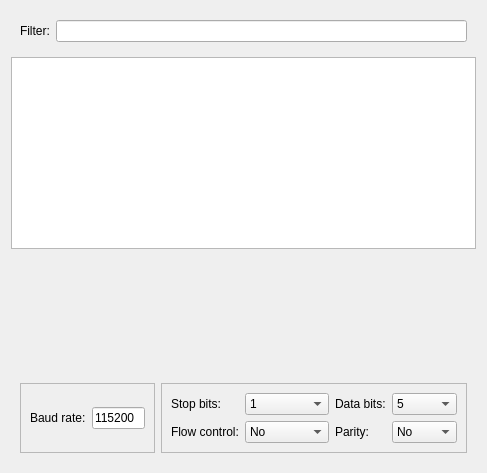
First picture: the form in serialscanner.ui, repository Enem-20/CGS, before the edit.
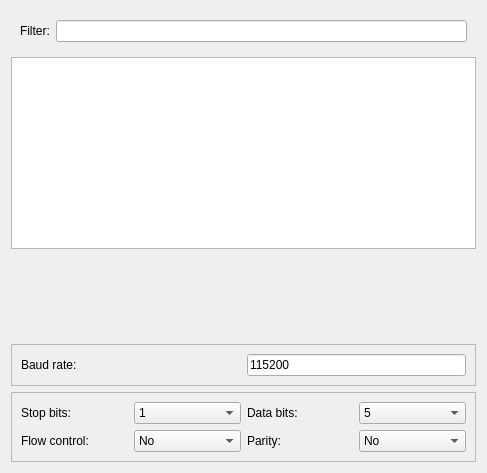
Second picture: the form after the edit.

Patch:
```diff
--- a/serialscanner.ui
+++ b/serialscanner.ui
@@ -10,52 +10,49 @@
     <height>473</height>
    </rect>
   </property>
+  <property name="sizePolicy">
+   <sizepolicy hsizetype="Preferred" vsizetype="Expanding">
+    <horstretch>0</horstretch>
+    <verstretch>0</verstretch>
+   </sizepolicy>
+  </property>
   <property name="windowTitle">
    <string>Form</string>
   </property>
   <layout class="QGridLayout" name="gridLayout">
-   <item row="3" column="0">
-    <widget class="QFrame" name="frame">
+   <item row="2" column="0">
+    <spacer name="verticalSpacer">
+     <property name="orientation">
+      <enum>Qt::Orientation::Vertical</enum>
+     </property>
+     <property name="sizeHint" stdset="0">
+      <size>
+       <width>20</width>
+       <height>40</height>
+      </size>
+     </property>
+    </spacer>
+   </item>
+   <item row="0" column="0">
+    <widget class="QFrame" name="frame_2">
      <property name="frameShape">
       <enum>QFrame::Shape::NoFrame</enum>
      </property>
-     <layout class="QHBoxLayout" name="horizontalLayout_2">
+     <layout class="QHBoxLayout" name="horizontalLayout">
       <item>
-       <widget class="QFrame" name="frame_3">
-        <property name="frameShape">
-         <enum>QFrame::Shape::StyledPanel</enum>
-        </property>
-        <property name="frameShadow">
-         <enum>QFrame::Shadow::Raised</enum>
-        </property>
-        <layout class="QHBoxLayout" name="horizontalLayout_3">
-         <item>
-          <widget class="QLabel" name="label_2">
+       <widget class="QLabel" name="label_7">
            <property name="text">
-            <string>Baud rate:</string>
+         <string>Filter:</string>
            </property>
           </widget>
          </item>
          <item>
-          <widget class="QLineEdit" name="baudrate">
-           <property name="sizePolicy">
-            <sizepolicy hsizetype="Preferred" vsizetype="Fixed">
-             <horstretch>0</horstretch>
-             <verstretch>0</verstretch>
-            </sizepolicy>
-           </property>
-           <property name="inputMask">
-            <string/>
-           </property>
-           <property name="text">
-            <string>115200</string>
-           </property>
-          </widget>
+       <widget class="QLineEdit" name="filter"/>
          </item>
         </layout>
        </widget>
       </item>
-      <item>
+   <item row="4" column="0">
        <widget class="QFrame" name="frame_4">
         <property name="frameShape">
          <enum>QFrame::Shape::StyledPanel</enum>
@@ -195,9 +192,6 @@
         </layout>
        </widget>
       </item>
-     </layout>
-    </widget>
-   </item>
    <item row="1" column="0">
     <widget class="QListWidget" name="devices">
      <property name="sizePolicy">
@@ -208,21 +202,37 @@
      </property>
     </widget>
    </item>
-   <item row="0" column="0">
-    <widget class="QFrame" name="frame_2">
+   <item row="3" column="0">
+    <widget class="QFrame" name="frame_3">
      <property name="frameShape">
-      <enum>QFrame::Shape::NoFrame</enum>
+      <enum>QFrame::Shape::StyledPanel</enum>
      </property>
-     <layout class="QHBoxLayout" name="horizontalLayout">
+     <property name="frameShadow">
+      <enum>QFrame::Shadow::Raised</enum>
+     </property>
+     <layout class="QHBoxLayout" name="horizontalLayout_3">
       <item>
-       <widget class="QLabel" name="label_7">
+       <widget class="QLabel" name="label_2">
         <property name="text">
-         <string>Filter:</string>
+         <string>Baud rate:</string>
         </property>
        </widget>
       </item>
       <item>
-       <widget class="QLineEdit" name="filter"/>
+       <widget class="QLineEdit" name="baudrate">
+        <property name="sizePolicy">
+         <sizepolicy hsizetype="Preferred" vsizetype="Fixed">
+          <horstretch>0</horstretch>
+          <verstretch>0</verstretch>
+         </sizepolicy>
+        </property>
+        <property name="inputMask">
+         <string/>
+        </property>
+        <property name="text">
+         <string>115200</string>
+        </property>
+       </widget>
       </item>
      </layout>
     </widget>
```
Left out of the diff: 13 changed lines with no effect on the pictures. Lines whose indentation alone changed are shown as unchanged.
